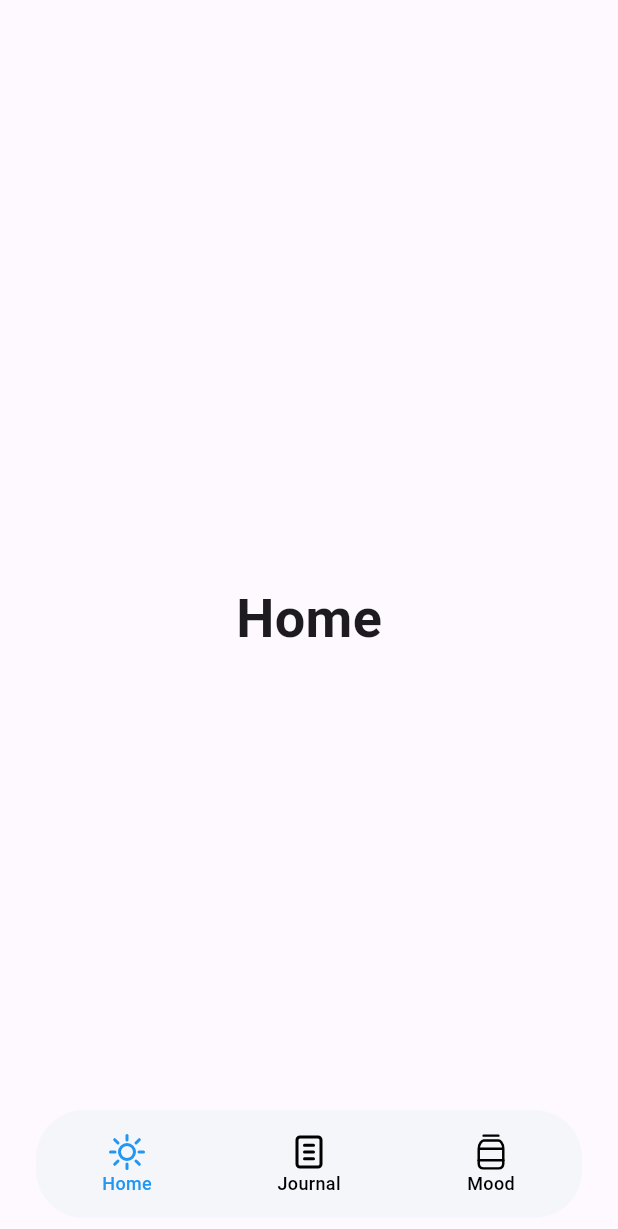
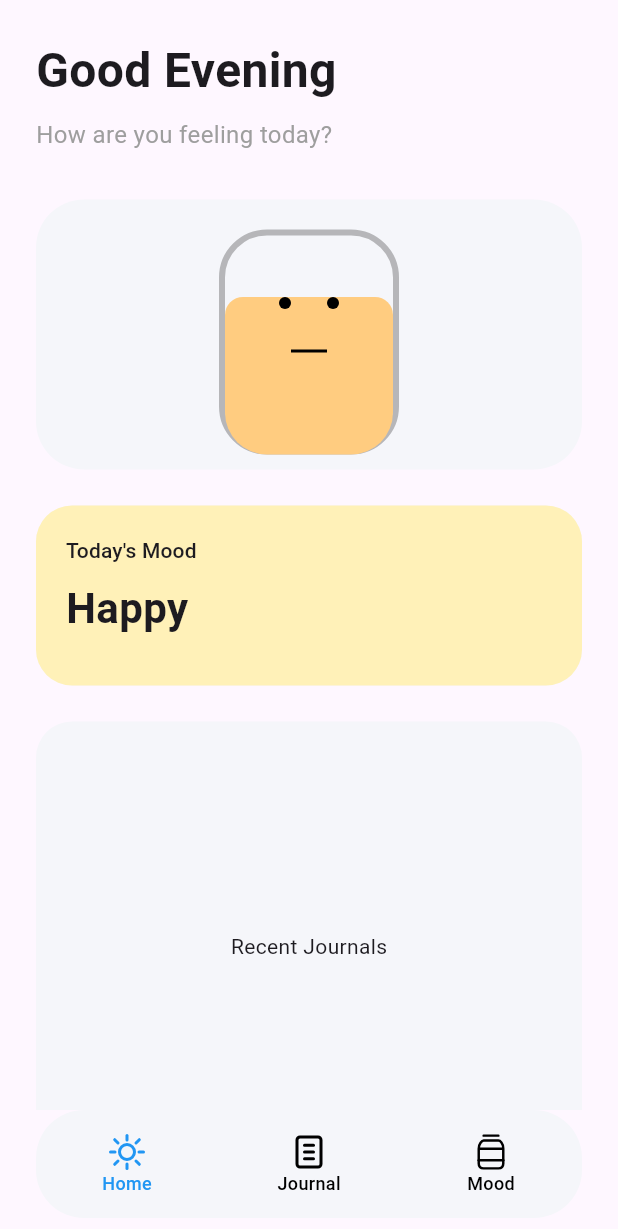
Before and after one commit to Joshua123895/Mood-Journal, a Flutter app: the screen it shows after launch, on a phone screen of 412 x 824 dp. Shown: the top 1229 px of the screen. Run offline on Flutter 3.47's test engine with Material 3 defaults, Android fonts, the phone set to English and light mode, and no system bars; our stand-ins replace flutter_svg, hive, hive_flutter; accounts and stored records are empty.

Commit message:
home page

```diff
--- /dev/null
+++ b/lib/home/home.dart
@@ -0,0 +1,104 @@
+import 'package:flutter/material.dart';
+
+import 'widgets/mood_jar.dart';
+import '../data/data.dart';
+import '../data/entry.dart';
+import 'widgets/mood_summary_card.dart';
+import '../services/mood_service_instance.dart';
+
+class HomePage extends StatefulWidget {
+  const HomePage({super.key});
+
+  @override
+  State<HomePage> createState() => _HomePageState();
+}
+
+class _HomePageState extends State<HomePage> {
+  MoodEntry? todayMood;
+
+  @override
+  void initState() {
+    super.initState();
+
+    todayMood =
+        moodService.getMoodForDate(DateTime.now());
+  }
+
+  @override
+  Widget build(BuildContext context) {
+    return SafeArea(
+      child: SingleChildScrollView(
+        padding: const EdgeInsets.all(24),
+        child: Column(
+          crossAxisAlignment: CrossAxisAlignment.start,
+          children: [
+            Text(
+              "Good Evening",
+              style: TextStyle(
+                fontSize: 32,
+                fontWeight: FontWeight.bold,
+              ),
+            ),
+
+            SizedBox(height: 8),
+
+            Text(
+              "How are you feeling today?",
+              style: TextStyle(
+                fontSize: 16,
+                color: Colors.grey,
+              ),
+            ),
+
+            SizedBox(height: 32),
+
+            Container(
+              height: 180,
+              decoration: BoxDecoration(
+                color: Color(0xFFF5F6FA),
+                borderRadius: BorderRadius.circular(32),
+              ),
+              child: Center(
+                child: MoodJar(
+                    fillPercentage: 0.7,
+                ),
+              ),
+            ),
+
+            SizedBox(height: 24),
+
+            Container(
+              height: 120,
+              decoration: BoxDecoration(
+                color: Color(0xFFF5F6FA),
+                borderRadius: BorderRadius.circular(24),
+              ),
+              child: Center(
+                child: MoodSummaryCard(
+                  mood: moodLibrary[4],
+                ),
+              ),
+            ),
+
+            SizedBox(height: 24),
+
+            Container(
+              height: 300,
+              decoration: BoxDecoration(
+                color: Color(0xFFF5F6FA),
+                borderRadius: BorderRadius.circular(24),
+              ),
+              child: Center(
+                child: Text("Recent Journals"),
+              ),
+            ),
+
+            SizedBox(
+              height: MediaQuery.of(context).padding.bottom + 100,
+            ),
+          ],
+        ),
+      ),
+    );
+  }
+}
--- /dev/null
+++ b/lib/home/widgets/mood_jar.dart
@@ -0,0 +1,98 @@
+import 'package:flutter/material.dart';
+
+class MoodJar extends StatelessWidget {
+  final double fillPercentage;
+
+  const MoodJar({
+    super.key,
+    this.fillPercentage = 0.6,
+  });
+
+  @override
+  Widget build(BuildContext context) {
+    return SizedBox(
+      width: 140,
+      height: 160,
+      child: Stack(
+        alignment: Alignment.bottomCenter,
+        children: [
+
+          // glass
+          Container(
+            width: 120,
+            height: 150,
+            decoration: BoxDecoration(
+              borderRadius: BorderRadius.circular(32),
+              border: Border.all(
+                width: 4,
+                color: Colors.black26,
+              ),
+            ),
+          ),
+
+          // liquid
+          Positioned(
+            bottom: 0,
+            child: Container(
+              width: 112,
+              height: 150 * fillPercentage,
+              decoration: BoxDecoration(
+                color: Colors.orange.shade200,
+                borderRadius: BorderRadius.only(
+                  bottomLeft: Radius.circular(28),
+                  bottomRight: Radius.circular(28),
+                  topLeft: Radius.circular(12),
+                  topRight: Radius.circular(12),
+                ),
+              ),
+            ),
+          ),
+
+          // face
+          Positioned(
+            top: 55,
+            child: Row(
+              children: [
+                Container(
+                  width: 8,
+                  height: 8,
+                  decoration: BoxDecoration(
+                    color: Colors.black,
+                    shape: BoxShape.circle,
+                  ),
+                ),
+
+                SizedBox(width: 24),
+
+                Container(
+                  width: 8,
+                  height: 8,
+                  decoration: BoxDecoration(
+                    color: Colors.black,
+                    shape: BoxShape.circle,
+                  ),
+                ),
+              ],
+            ),
+          ),
+
+          Positioned(
+            top: 80,
+            child: Container(
+              width: 24,
+              height: 12,
+              decoration: BoxDecoration(
+                border: Border(
+                  bottom: BorderSide(
+                    width: 2,
+                    color: Colors.black,
+                  ),
+                ),
+              ),
+            ),
+          ),
+        ],
+      ),
+    );
+  }
+}
--- /dev/null
+++ b/lib/home/widgets/mood_summary_card.dart
@@ -0,0 +1,43 @@
+import 'package:flutter/material.dart';
+
+import '../../../data/data.dart';
+
+class MoodSummaryCard extends StatelessWidget {
+  final MoodFaceData mood;
+
+  const MoodSummaryCard({
+    super.key,
+    required this.mood,
+  });
+
+  @override
+  Widget build(BuildContext context) {
+    return Container(
+      width: double.infinity,
+      padding: const EdgeInsets.all(20),
+      decoration: BoxDecoration(
+        color: mood.bgColor,
+        borderRadius: BorderRadius.circular(24),
+      ),
+      child: Column(
+        crossAxisAlignment: CrossAxisAlignment.start,
+        children: [
+          Text(
+            "Today's Mood",
+            style: Theme.of(context).textTheme.labelLarge,
+          ),
+
+          const SizedBox(height: 8),
+
+          Text(
+            mood.label,
+            style: const TextStyle(
+              fontSize: 28,
+              fontWeight: FontWeight.bold,
+            ),
+          ),
+        ],
+      ),
+    );
+  }
+}
--- /dev/null
+++ b/lib/journal/journal.dart
@@ -0,0 +1,20 @@
+import 'package:flutter/material.dart';
+
+class JournalPage extends StatelessWidget {
+  const JournalPage({super.key});
+
+  @override
+  Widget build(BuildContext context) {
+    return const Scaffold(
+      body: Center(
+        child: Text(
+          "Journal",
+          style: TextStyle(
+            fontSize: 32,
+            fontWeight: FontWeight.bold,
+          ),
+        ),
+      ),
+    );
+  }
+}
--- a/lib/main.dart
+++ b/lib/main.dart
@@ -3,6 +3,9 @@ import 'package:flutter/services.dart';
 import 'package:flutter_svg/flutter_svg.dart';
 
 import 'mood/mood.dart' show MoodPage;
+import 'home/home.dart' show HomePage;
+import 'journal/journal.dart' show JournalPage;
+import 'services/mood_service_instance.dart';
 
 void main() async {
   WidgetsFlutterBinding.ensureInitialized();
@@ -12,6 +15,8 @@ void main() async {
     DeviceOrientation.portraitUp,
     DeviceOrientation.portraitDown,
   ]);
+
+  await moodService.init();
 
   runApp(const MyApp());
 }
@@ -81,8 +86,8 @@ class _MainPageState extends State<MainPage> {
         },
 
         children: [
-          CenterPage(title: 'Home', color: Colors.white),
-          CenterPage(title: 'Search', color: Colors.pinkAccent),
+          HomePage(),
+          JournalPage(),
           MoodPage(),
         ],
       ),
--- /dev/null
+++ b/lib/services/mood_service_instance.dart
@@ -0,0 +1,3 @@
+import '../data/data.dart';
+
+final moodService = MoodService();
```
